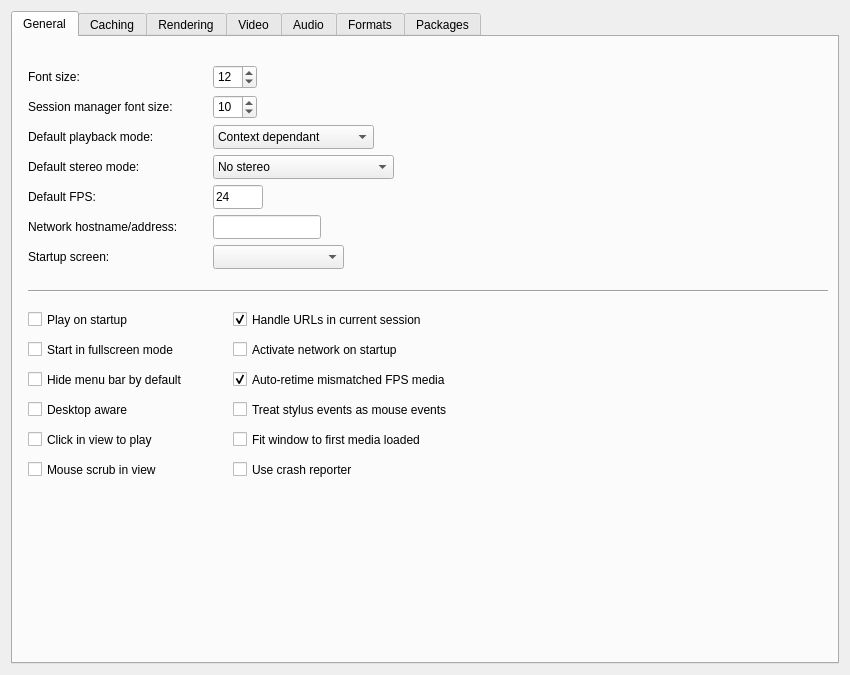
Qt form src/lib/app/RvCommon/ui/RvPreferences.ui (BrianHanke/openrv-bhgc) before a commit.
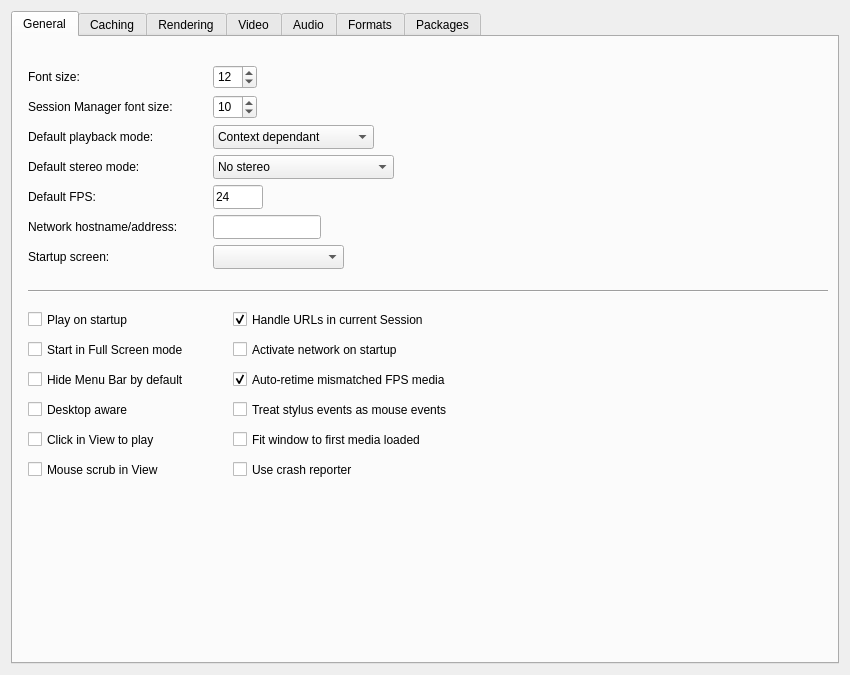
The same form after that commit. The open tabs and pages were chosen to show the change.

Patch:
```diff
--- a/src/lib/app/RvCommon/ui/RvPreferences.ui
+++ b/src/lib/app/RvCommon/ui/RvPreferences.ui
@@ -83,7 +83,7 @@
         </rect>
        </property>
        <property name="text">
-        <string>Start in fullscreen mode</string>
+        <string>Start in Full Screen mode</string>
        </property>
       </widget>
       <widget class="QCheckBox" name="networkToggle">
@@ -122,7 +122,7 @@
         </rect>
        </property>
        <property name="text">
-        <string>Handle URLs in current session</string>
+        <string>Handle URLs in current Session</string>
        </property>
        <property name="checked">
         <bool>true</bool>
@@ -138,7 +138,7 @@
         </rect>
        </property>
        <property name="text">
-        <string>Hide menu bar by default</string>
+        <string>Hide Menu Bar by default</string>
        </property>
       </widget>
       <widget class="QCheckBox" name="autoRetimeToggle">
@@ -193,7 +193,7 @@
         </rect>
        </property>
        <property name="text">
-        <string>Click in view to play</string>
+        <string>Click in View to play</string>
        </property>
       </widget>
       <widget class="QCheckBox" name="startupResizeToggle">
@@ -232,7 +232,7 @@
         </rect>
        </property>
        <property name="text">
-        <string>Mouse scrub in view</string>
+        <string>Mouse scrub in View</string>
        </property>
       </widget>
       <widget class="QComboBox" name="startupScreenCombo">
@@ -268,7 +268,7 @@
         </rect>
        </property>
        <property name="text">
-        <string>Session manager font size:</string>
+        <string>Session Manager font size:</string>
        </property>
       </widget>
       <widget class="QLabel" name="label_20">
```
